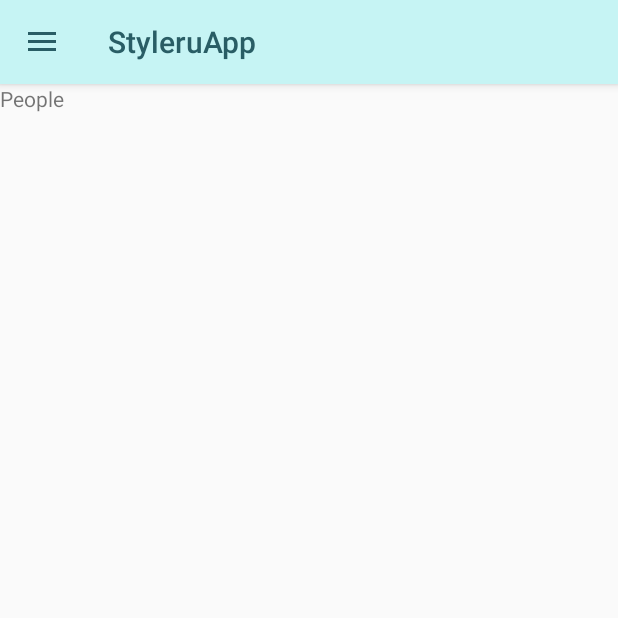
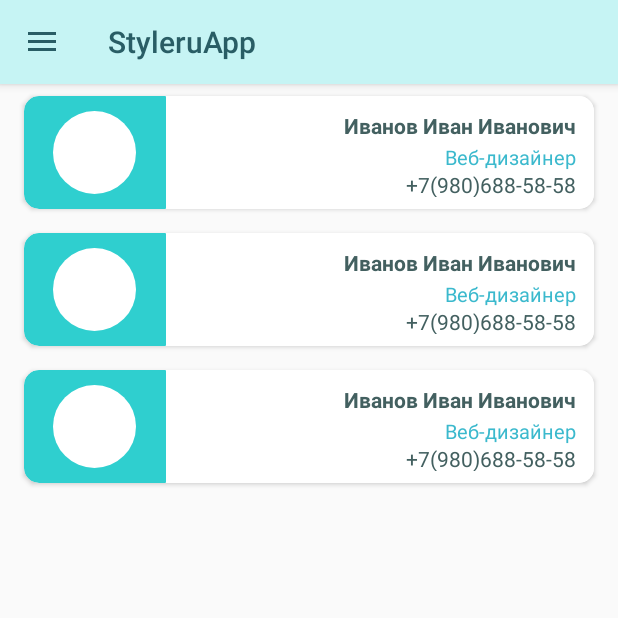
Before and after one commit to Tetawex/StyleruApp, an Android app: the screen it shows after launch (MainActivity), after a tap on "Люди", on a phone screen of 412 x 824 dp, the top half of it. Run offline under Robolectric (Android 15) with nearby library versions, the phone set to English and light mode, and no system bars; 1 statement that could not run was skipped; 1 other tap on this screen came first.

Commit message:
events card

```diff
--- a/app/src/main/java/org/styleru/styleruapp/fragments/PeopleFragment.java
+++ b/app/src/main/java/org/styleru/styleruapp/fragments/PeopleFragment.java
@@ -58,6 +58,7 @@ public class PeopleFragment extends Fragment {
         if (getArguments() != null) {
             mParam1 = getArguments().getString(ARG_PARAM1);
             mParam2 = getArguments().getString(ARG_PARAM2);
+
         }
     }
 
@@ -66,6 +67,7 @@ public class PeopleFragment extends Fragment {
                              Bundle savedInstanceState) {
         // Inflate the layout for this fragment
         return inflater.inflate(R.layout.fragment_fragment_people, container, false);
+
     }
 
     // TODO: Rename method, update argument and hook method into UI event
--- a/app/src/main/res/drawable/leftbotround.xml
+++ b/app/src/main/res/drawable/leftbotround.xml
@@ -1,10 +1,10 @@
 
 <shape xmlns:android="http://schemas.android.com/apk/res/android"
     android:shape="rectangle">
-    <stroke android:width="5.8dp"
+    <stroke android:width="0dp"
         android:color="#c0edee"/>
     <corners android:bottomRightRadius="0dp"
-        android:bottomLeftRadius="10dp"
+        android:bottomLeftRadius="15dp"
         android:topLeftRadius="0dp"
         android:topRightRadius="0dp"/>
     <gradient
--- a/app/src/main/res/drawable/leftround.xml
+++ b/app/src/main/res/drawable/leftround.xml
@@ -1,15 +1,14 @@
 
 <shape xmlns:android="http://schemas.android.com/apk/res/android"
 android:shape="rectangle">
-<stroke android:width="5.7dp"
-    android:color="#E1E100"/>
+<stroke android:width="0dp" />
     <corners android:bottomRightRadius="0.1dp"
         android:bottomLeftRadius="10dp"
         android:topLeftRadius="10dp"
         android:topRightRadius="0.1dp"/>
 <gradient
-    android:startColor="#E1E100"
-    android:endColor="#E1E100"
+    android:startColor="#2fcfcf"
+    android:endColor="#2fcfcf"
     android:type="linear"
     android:angle="90"/>
 </shape>
--- a/app/src/main/res/drawable/rightbotround.xml
+++ b/app/src/main/res/drawable/rightbotround.xml
@@ -1,9 +1,9 @@
 
 <shape xmlns:android="http://schemas.android.com/apk/res/android"
     android:shape="rectangle">
-    <stroke android:width="5.8dp"
+    <stroke android:width="0dp"
         android:color="#5eced1"/>
-    <corners android:bottomRightRadius="10dp"
+    <corners android:bottomRightRadius="15dp"
         android:bottomLeftRadius="0dp"
         android:topLeftRadius="0dp"
         android:topRightRadius="0dp"/>
--- a/app/src/main/res/layout/card_direct.xml
+++ b/app/src/main/res/layout/card_direct.xml
@@ -8,7 +8,7 @@
     android:layout_marginBottom="8dp"
     android:layout_marginLeft="16dp"
     android:layout_marginRight="16dp"
-    app:cardCornerRadius="10dp">
+    app:cardCornerRadius="15dp">
 
     <LinearLayout android:layout_width="match_parent"
         android:layout_height="match_parent"
@@ -20,7 +20,7 @@
             android:layout_height="match_parent"
             android:layout_marginLeft="0dp"
             android:gravity="center"
-            android:background="#E1E100">
+            android:background="@drawable/leftround">
             <ImageView
                 android:layout_width="96dp"
                 android:layout_height="96dp"
--- a/app/src/main/res/layout/card_events.xml
+++ b/app/src/main/res/layout/card_events.xml
@@ -8,7 +8,7 @@
     android:layout_marginBottom="8dp"
     android:layout_marginRight="16dp"
     android:layout_marginLeft="16dp"
-    app:cardCornerRadius="20dp">
+    app:cardCornerRadius="15dp">
 
     <LinearLayout android:layout_width="match_parent"
         android:layout_height="match_parent"
@@ -93,7 +93,7 @@
             <LinearLayout
                 android:layout_width="176dp"
                 android:layout_height="match_parent"
-                android:background="@color/colorPrimary"
+                android:background="@drawable/leftbotround"
                 android:paddingLeft="16dp"
                 android:orientation="vertical">
                 <Space
@@ -133,7 +133,7 @@
                         android:layout_height="match_parent"
                         android:paddingLeft="0dp"
                         android:text="10:00"
-                        android:textSize="20sp"
+                        android:textSize="15sp"
                         android:gravity="left|center"
                         android:textColor="#1f545d" />
                 </LinearLayout>
@@ -157,14 +157,14 @@
                 </LinearLayout>
 
                 <Space
-                    android:layout_width="0dp"
-                    android:layout_height="0dp"
-                    android:layout_weight="1"/>
+                android:layout_width="0dp"
+                android:layout_height="0dp"
+                android:layout_weight="1"/>
             </LinearLayout>
             <LinearLayout
                 android:layout_width="match_parent"
                 android:layout_height="match_parent"
-                android:background="@color/colorPrimaryDark"
+                android:background="@drawable/rightbotround"
                 android:orientation="horizontal">
                 <Space
                     android:layout_width="0dp"
--- /dev/null
+++ b/app/src/main/res/layout/card_people.xml
@@ -0,0 +1,101 @@
+<?xml version="1.0" encoding="utf-8"?>
+<android.support.v7.widget.CardView xmlns:android="http://schemas.android.com/apk/res/android"
+    android:layout_width="match_parent"
+    android:layout_height="wrap_content"
+    app:cardBackgroundColor="#FFFFFF"
+    xmlns:app="http://schemas.android.com/apk/res-auto"
+    android:layout_marginTop="8dp"
+    android:layout_marginBottom="8dp"
+    android:layout_marginRight="16dp"
+    android:layout_marginLeft="16dp"
+    app:cardCornerRadius="10dp">
+
+    <LinearLayout android:layout_width="match_parent"
+        android:layout_height="match_parent"
+        android:orientation="horizontal">
+        <LinearLayout
+            android:layout_width="0dp"
+            android:layout_weight="0.25"
+            android:layout_height="match_parent"
+            android:layout_marginLeft="0dp"
+            android:gravity="center"
+            android:background="@drawable/leftround">
+            <ImageView
+                android:layout_marginTop="10dp"
+                android:layout_marginBottom="10dp"
+                android:layout_width="55dp"
+                android:layout_height="55dp"
+                android:scaleType="fitCenter"
+                android:background="@drawable/circle">
+            </ImageView>
+        </LinearLayout>
+    <LinearLayout
+        android:layout_width="0dp"
+        android:layout_weight="0.75"
+        android:layout_height="match_parent"
+        android:orientation="vertical"
+        android:paddingRight="12dp"
+        android:layout_marginLeft="0dp"
+        android:background="#FFFFFF">
+        <TextView android:layout_width="match_parent"
+            android:layout_height="18dp"
+            android:layout_marginTop="10dp"
+            android:text="Иванов Иван Иванович"
+            android:textStyle="bold"
+            android:textSize="14dp"
+            android:textColor="#436060"
+            android:gravity="right"/>
+        <TextView android:layout_width="match_parent"
+            android:layout_height="18dp"
+            android:textSize="13dp"
+            android:layout_marginTop="3dp"
+            android:text="Веб-дизайнер"
+            android:textStyle="normal"
+            android:textColor="#3bb9cd"
+            android:gravity="right"/>
+        <TextView android:layout_width="match_parent"
+            android:layout_height="18dp"
+            android:layout_marginTop="0dp"
+            android:text=" +7(980)688-58-58"
+            android:textStyle="normal"
+            android:textSize="14dp"
+            android:textColor="#436060"
+            android:gravity="right"/>
+
+
+
+
+
+
+
+
+
+
+
+
+
+    </LinearLayout>
+
+
+
+
+
+
+
+
+
+
+
+
+
+
+
+
+
+
+
+
+
+
+      </LinearLayout>
+    </android.support.v7.widget.CardView>
--- a/app/src/main/res/layout/fragment_fragment_people.xml
+++ b/app/src/main/res/layout/fragment_fragment_people.xml
@@ -1,13 +1,30 @@
-<FrameLayout xmlns:android="http://schemas.android.com/apk/res/android"
-    xmlns:tools="http://schemas.android.com/tools"
+<FrameLayout
+    xmlns:android="http://schemas.android.com/apk/res/android"
+    android:orientation="vertical"
+    android:layout_height="match_parent"
     android:layout_width="match_parent"
-    android:layout_height="match_parent"
-    tools:context="org.styleru.styleruapp.fragments.PeopleFragment">
-
-    <!-- TODO: Update blank fragment layout -->
-    <TextView
+    android:paddingTop="0dp">
+    <ScrollView
         android:layout_width="match_parent"
-        android:layout_height="match_parent"
-        android:text="People" />
-
+        android:layout_height="match_parent">
+        <LinearLayout
+            android:orientation="vertical"
+            android:layout_height="match_parent"
+            android:layout_width="match_parent"
+            android:paddingLeft="0dp"
+            android:paddingRight="0dp">
+            <include
+                android:id="@+id/d1"
+                layout="@layout/card_people"
+                />
+            <include
+                android:id="@+id/d1"
+                layout="@layout/card_people"
+                />
+            <include
+                android:id="@+id/d1"
+                layout="@layout/card_people"
+                />
+        </LinearLayout>
+    </ScrollView>
 </FrameLayout>
```
Also changed, not shown: app/src/main/java/org/styleru/styleruapp/MainActivity.java (+26 -2 lines).
